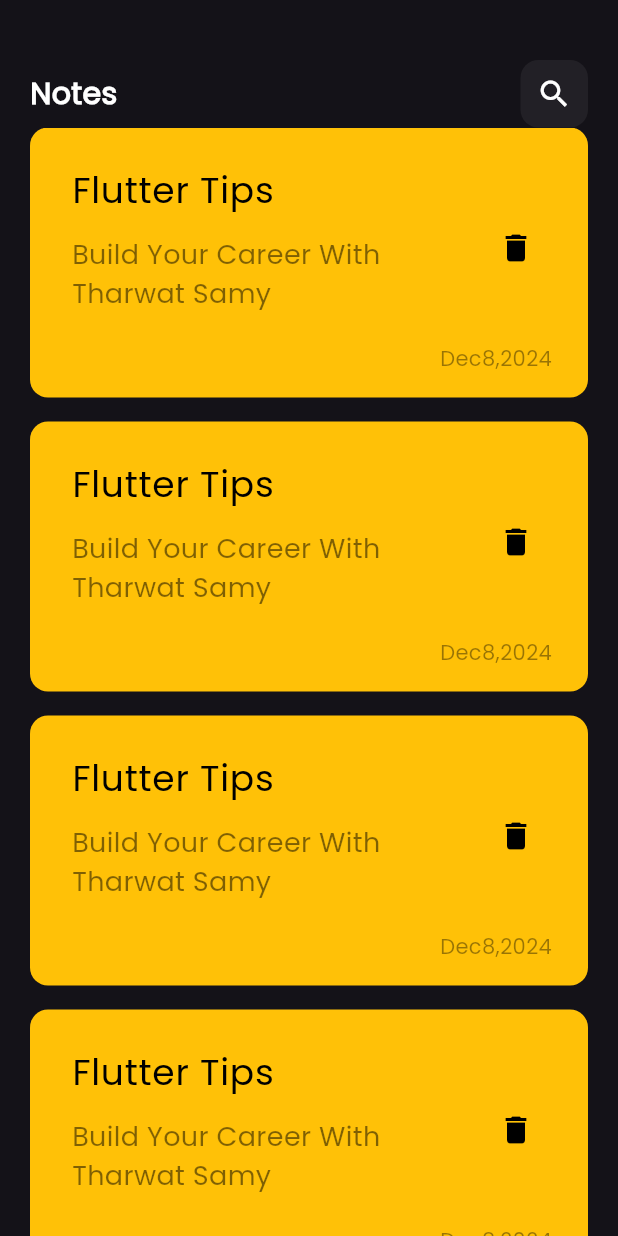
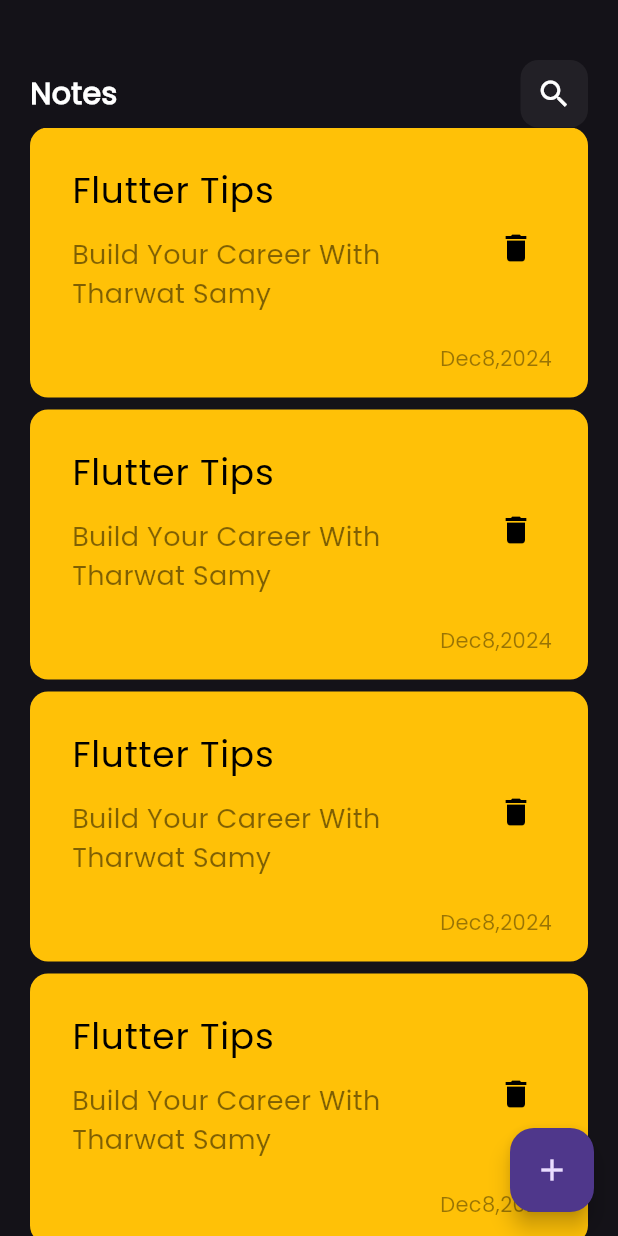
Before and after one commit to MohamedALshayeb/notes_app, a Flutter app: the screen it shows after launch, on a phone screen of 412 x 824 dp. Run offline on Flutter 3.47's test engine with Material 3 defaults, Android fonts, the phone set to English and light mode, and no system bars.

Commit message:
add floating action buttom

```diff
--- a/lib/view/notes_view.dart
+++ b/lib/view/notes_view.dart
@@ -1,24 +1,18 @@
 import 'package:flutter/material.dart';
-import 'package:notes_app_training/widgets/custom_app_bar.dart';
-import 'package:notes_app_training/widgets/custom_note_list_view.dart';
+// import 'package:notes_app_training/widgets/custom_app_bar.dart';
+// import 'package:notes_app_training/widgets/custom_note_list_view.dart';
+import 'package:notes_app_training/widgets/note_view_body.dart';
 
 class NotesView extends StatelessWidget {
   const NotesView({super.key});
 
   @override
   Widget build(BuildContext context) {
-    return const Scaffold(
-      body: Padding(
-        padding: EdgeInsets.symmetric(horizontal: 20),
-        child: Column(
-          children: [
-            SizedBox(
-              height: 40,
-            ),
-            CustomAppBar(),
-            Expanded(child: NotesListView()),
-          ],
-        ),
+    return Scaffold(
+      body: const NoteViewBody(),
+      floatingActionButton: FloatingActionButton(
+        onPressed: () {},
+        child: const Icon(Icons.add),
       ),
     );
   }
--- a/lib/widgets/custom_note_list_view.dart
+++ b/lib/widgets/custom_note_list_view.dart
@@ -8,7 +8,7 @@ class NotesListView extends StatelessWidget {
   Widget build(BuildContext context) {
     return ListView.builder(itemBuilder: (context, index) {
       return const Padding(
-        padding: EdgeInsets.only(bottom: 16),
+        padding: EdgeInsets.only(bottom: 8),
         child: NoteItem(),
       );
     });
--- /dev/null
+++ b/lib/widgets/note_view_body.dart
@@ -0,0 +1,21 @@
+import 'package:flutter/material.dart';
+import 'package:notes_app_training/widgets/custom_app_bar.dart';
+import 'package:notes_app_training/widgets/custom_note_list_view.dart';
+
+class NoteViewBody extends StatelessWidget {
+  const NoteViewBody({super.key});
+
+  @override
+  Widget build(BuildContext context) {
+    return const Padding(
+      padding: EdgeInsets.symmetric(horizontal: 20),
+      child: Column(
+        children: [
+          SizedBox(height: 40),
+          CustomAppBar(),
+          Expanded(child: NotesListView()),
+        ],
+      ),
+    );
+  }
+}
```
